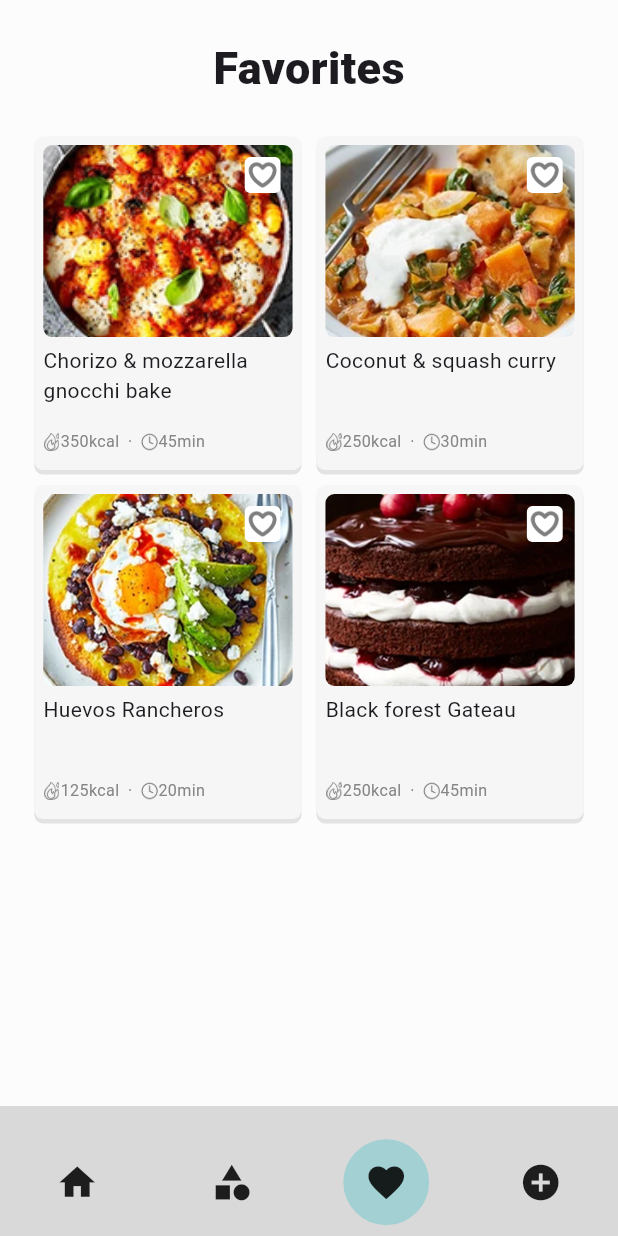
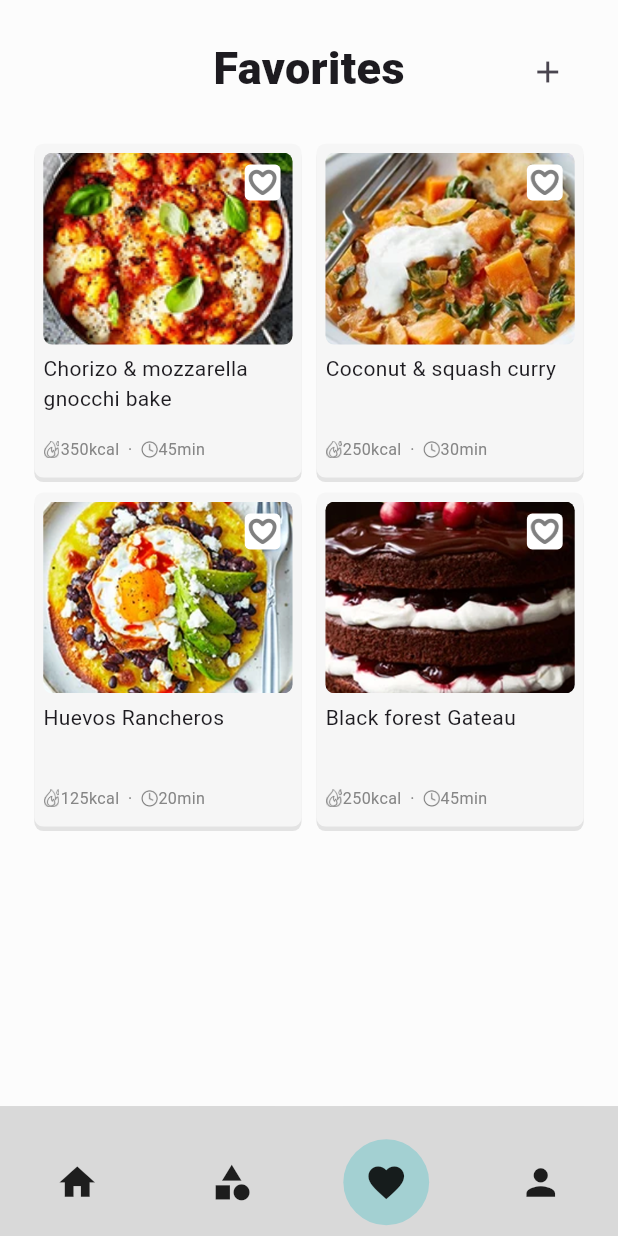
Before and after one commit to ManXliu/food-app, a Flutter app: the screen it shows after launch, item 3 of the bottom bar chosen, on a phone screen of 412 x 824 dp. Run offline on Flutter 3.47's test engine with Material 3 defaults, Android fonts, the phone set to English and light mode, and no system bars; our stand-ins replace dio, envied, flutter_hooks, flutter_native_splash, flutter_riverpod, flutter_screenutil and 6 more; generated files the repository leaves out were written again.

Commit message:
添加我的页面

```diff
--- a/lib/base/router.dart
+++ b/lib/base/router.dart
@@ -1,6 +1,6 @@
 import 'package:first_flutter_project/page/home.dart';
 import 'package:first_flutter_project/page/login_page.dart';
-import 'package:first_flutter_project/page/user_page.dart';
+import 'package:first_flutter_project/page/recipe.dart';
 import 'package:flutter/material.dart';
 import 'package:go_router/go_router.dart';
 
@@ -18,11 +18,10 @@ final GoRouter router = GoRouter(
             return LoginPage();
           },
         ),
-
         GoRoute(
-          path: '/user',
+          path: '/recipe',
           builder: (BuildContext context, GoRouterState state) {
-            return UserPage();
+            return Recipe();
           },
         ),
       ],
--- a/lib/page/favorities.dart
+++ b/lib/page/favorities.dart
@@ -2,6 +2,7 @@ import 'package:first_flutter_project/page/common_title.dart';
 import 'package:first_flutter_project/page/search/food_grid_view2.dart';
 import 'package:flutter/material.dart';
 import 'package:flutter_screenutil/flutter_screenutil.dart';
+import 'package:go_router/go_router.dart';
 
 // 喜爱
 class Favorities extends StatefulWidget {
@@ -19,7 +20,18 @@ class _FavoritiesState extends State<Favorities> {
       child: Column(
         children: [
           SizedBox(height: 20.h),
-          CommonTitle(title: 'Favorites'),
+          CommonTitle(
+            title: 'Favorites',
+            widget: Align(
+              alignment: AlignmentGeometry.centerRight,
+              child: IconButton(
+                onPressed: () {
+                  context.push("/recipe");
+                },
+                icon: Icon(Icons.add),
+              ),
+            ),
+          ),
           SizedBox(height: 20.h),
           Expanded(child: FoodGridView2()),
         ],
--- a/lib/page/home.dart
+++ b/lib/page/home.dart
@@ -1,7 +1,7 @@
 import 'package:first_flutter_project/component/custom_bottom_navigator_item.dart';
 import 'package:first_flutter_project/page/categories.dart';
 import 'package:first_flutter_project/page/favorities.dart';
-import 'package:first_flutter_project/page/recipe.dart';
+import 'package:first_flutter_project/page/my_page.dart';
 import 'package:first_flutter_project/page/search/search.dart' show Search;
 import 'package:first_flutter_project/provider/home_index.dart';
 import 'package:flutter/material.dart';
@@ -45,10 +45,7 @@ class _HomeState extends State<Home> {
               index: 1,
             ),
             const CustomBottomNavigatorItem(iconData: Icons.favorite, index: 2),
-            const CustomBottomNavigatorItem(
-              iconData: Icons.add_circle_sharp,
-              index: 3,
-            ),
+            const CustomBottomNavigatorItem(iconData: Icons.person, index: 3),
           ],
         ),
       ),
@@ -68,7 +65,7 @@ class _HomeState extends State<Home> {
         if (watch == 2) {
           return Favorities();
         }
-        return Ricipe();
+        return MyPage();
       },
     );
   }
--- a/lib/page/login_page.dart
+++ b/lib/page/login_page.dart
@@ -52,7 +52,7 @@ class LoginPage extends HookConsumerWidget {
               ref
                   .read(loginStatusProviderProvider.notifier)
                   .reset(LoginStatus.idle);
-              context.go("/user");
+              context.go("/");
             }
           });
         }
@@ -76,7 +76,7 @@ class LoginPage extends HookConsumerWidget {
           });
         }
       }
-    },[loginStatusInfo]);
+    }, [loginStatusInfo]);
     return Scaffold(
       backgroundColor: Color(0xFFfcfcfc),
       body: SingleChildScrollView(
--- a/pubspec.yaml
+++ b/pubspec.yaml
@@ -48,6 +48,7 @@ dependencies:
   hooks_riverpod: ^3.0.3
   fluttertoast: ^9.0.0
   json_annotation: ^4.9.0
+  flutter_secure_storage: ^9.2.4
 
 dev_dependencies:
   flutter_test:
```
Also changed, not shown: lib/common/base_result.dart (added, +14 -0 lines), lib/model/user_model.dart (+12 -8 lines), lib/page/my_page.dart (renamed from lib/page/user_page.dart, +4 -5 lines), lib/page/recipe.dart (+4 -4 lines), lib/provider/user_model_provider.dart (+16 -5 lines), lib/provider/user_model_provider.g.dart, pubspec.lock, 5 other files.
